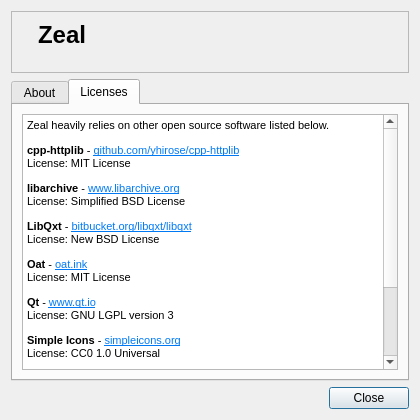
This is src/libs/ui/aboutdialog.ui in zealdocs/zeal as Qt 5 draws it before an edit. The edited form follows.
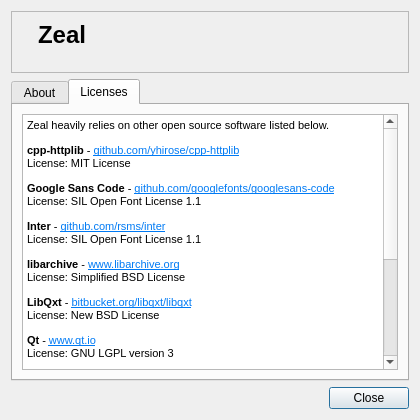
This is the edited form. The open tabs and pages were chosen to show the change.

Commit message: fix(ui): credit bundled fonts, drop Oat

Patch:
```diff
--- a/src/libs/ui/aboutdialog.ui
+++ b/src/libs/ui/aboutdialog.ui
@@ -112,11 +112,13 @@
 &lt;/style&gt;&lt;/head&gt;&lt;body style=&quot; font-family:'Roboto'; font-size:10pt; font-weight:400; font-style:normal;&quot;&gt;
 &lt;p style=&quot; margin-top:12px; margin-bottom:12px; margin-left:0px; margin-right:0px; -qt-block-indent:0; text-indent:0px;&quot;&gt;&lt;span style=&quot; font-family:'MS Shell Dlg 2'; font-size:8.25pt;&quot;&gt;Zeal heavily relies on other open source software listed below.&lt;/span&gt;&lt;/p&gt;
 &lt;p style=&quot; margin-top:12px; margin-bottom:12px; margin-left:0px; margin-right:0px; -qt-block-indent:0; text-indent:0px;&quot;&gt;&lt;span style=&quot; font-family:'MS Shell Dlg 2'; font-size:8.25pt; font-weight:600;&quot;&gt;cpp-httplib&lt;/span&gt;&lt;span style=&quot; font-family:'MS Shell Dlg 2'; font-size:8.25pt;&quot;&gt; - &lt;/span&gt;&lt;a href=&quot;https://github.com/yhirose/cpp-httplib&quot;&gt;&lt;span style=&quot; font-family:'MS Shell Dlg 2'; font-size:8.25pt; text-decoration: underline; color:#007af4;&quot;&gt;github.com/yhirose/cpp-httplib&lt;/span&gt;&lt;/a&gt;&lt;span style=&quot; font-family:'MS Shell Dlg 2'; font-size:8.25pt;&quot;&gt;&lt;br /&gt;License: MIT License&lt;/span&gt;&lt;/p&gt;
+&lt;p style=&quot; margin-top:12px; margin-bottom:12px; margin-left:0px; margin-right:0px; -qt-block-indent:0; text-indent:0px;&quot;&gt;&lt;span style=&quot; font-family:'MS Shell Dlg 2'; font-size:8.25pt; font-weight:600;&quot;&gt;Google Sans Code&lt;/span&gt;&lt;span style=&quot; font-family:'MS Shell Dlg 2'; font-size:8.25pt;&quot;&gt; - &lt;/span&gt;&lt;a href=&quot;https://github.com/googlefonts/googlesans-code&quot;&gt;&lt;span style=&quot; font-family:'MS Shell Dlg 2'; font-size:8.25pt; text-decoration: underline; color:#007af4;&quot;&gt;github.com/googlefonts/googlesans-code&lt;/span&gt;&lt;/a&gt;&lt;span style=&quot; font-family:'MS Shell Dlg 2'; font-size:8.25pt;&quot;&gt;&lt;br /&gt;License: SIL Open Font License 1.1&lt;/span&gt;&lt;/p&gt;
+&lt;p style=&quot; margin-top:12px; margin-bottom:12px; margin-left:0px; margin-right:0px; -qt-block-indent:0; text-indent:0px;&quot;&gt;&lt;span style=&quot; font-family:'MS Shell Dlg 2'; font-size:8.25pt; font-weight:600;&quot;&gt;Inter&lt;/span&gt;&lt;span style=&quot; font-family:'MS Shell Dlg 2'; font-size:8.25pt;&quot;&gt; - &lt;/span&gt;&lt;a href=&quot;https://github.com/rsms/inter&quot;&gt;&lt;span style=&quot; font-family:'MS Shell Dlg 2'; font-size:8.25pt; text-decoration: underline; color:#007af4;&quot;&gt;github.com/rsms/inter&lt;/span&gt;&lt;/a&gt;&lt;span style=&quot; font-family:'MS Shell Dlg 2'; font-size:8.25pt;&quot;&gt;&lt;br /&gt;License: SIL Open Font License 1.1&lt;/span&gt;&lt;/p&gt;
 &lt;p style=&quot; margin-top:12px; margin-bottom:12px; margin-left:0px; margin-right:0px; -qt-block-indent:0; text-indent:0px;&quot;&gt;&lt;span style=&quot; font-family:'MS Shell Dlg 2'; font-size:8.25pt; font-weight:600;&quot;&gt;libarchive&lt;/span&gt;&lt;span style=&quot; font-family:'MS Shell Dlg 2'; font-size:8.25pt;&quot;&gt; - &lt;/span&gt;&lt;a href=&quot;https://www.libarchive.org/&quot;&gt;&lt;span style=&quot; font-family:'MS Shell Dlg 2'; font-size:8.25pt; text-decoration: underline; color:#007af4;&quot;&gt;www.libarchive.org&lt;/span&gt;&lt;/a&gt;&lt;span style=&quot; font-family:'MS Shell Dlg 2'; font-size:8.25pt;&quot;&gt;&lt;br /&gt;License: Simplified BSD License&lt;/span&gt;&lt;/p&gt;
 &lt;p style=&quot; margin-top:12px; margin-bottom:12px; margin-left:0px; margin-right:0px; -qt-block-indent:0; text-indent:0px;&quot;&gt;&lt;span style=&quot; font-family:'MS Shell Dlg 2'; font-size:8.25pt; font-weight:600;&quot;&gt;LibQxt&lt;/span&gt;&lt;span style=&quot; font-family:'MS Shell Dlg 2'; font-size:8.25pt;&quot;&gt; - &lt;/span&gt;&lt;a href=&quot;https://bitbucket.org/libqxt/libqxt&quot;&gt;&lt;span style=&quot; font-family:'MS Shell Dlg 2'; font-size:8.25pt; text-decoration: underline; color:#007af4;&quot;&gt;bitbucket.org/libqxt/libqxt&lt;/span&gt;&lt;/a&gt;&lt;span style=&quot; font-family:'MS Shell Dlg 2'; font-size:8.25pt;&quot;&gt;&lt;br /&gt;License: New BSD License&lt;/span&gt;&lt;/p&gt;
-&lt;p style=&quot; margin-top:12px; margin-bottom:12px; margin-left:0px; margin-right:0px; -qt-block-indent:0; text-indent:0px;&quot;&gt;&lt;span style=&quot; font-family:'MS Shell Dlg 2'; font-size:8.25pt; font-weight:600;&quot;&gt;Oat&lt;/span&gt;&lt;span style=&quot; font-family:'MS Shell Dlg 2'; font-size:8.25pt;&quot;&gt; - &lt;/span&gt;&lt;a href=&quot;https://oat.ink/&quot;&gt;&lt;span style=&quot; font-family:'MS Shell Dlg 2'; font-size:8.25pt; text-decoration: underline; color:#007af4;&quot;&gt;oat.ink&lt;/span&gt;&lt;/a&gt;&lt;span style=&quot; font-family:'MS Shell Dlg 2'; font-size:8.25pt;&quot;&gt;&lt;br /&gt;License: MIT License&lt;/span&gt;&lt;/p&gt;
 &lt;p style=&quot; margin-top:12px; margin-bottom:12px; margin-left:0px; margin-right:0px; -qt-block-indent:0; text-indent:0px;&quot;&gt;&lt;span style=&quot; font-family:'MS Shell Dlg 2'; font-size:8.25pt; font-weight:600;&quot;&gt;Qt&lt;/span&gt;&lt;span style=&quot; font-family:'MS Shell Dlg 2'; font-size:8.25pt;&quot;&gt; - &lt;/span&gt;&lt;a href=&quot;https://www.qt.io/&quot;&gt;&lt;span style=&quot; font-family:'MS Shell Dlg 2'; font-size:8.25pt; text-decoration: underline; color:#007af4;&quot;&gt;www.qt.io&lt;/span&gt;&lt;/a&gt;&lt;span style=&quot; font-family:'MS Shell Dlg 2'; font-size:8.25pt;&quot;&gt;&lt;br /&gt;License: GNU LGPL version 3&lt;/span&gt;&lt;/p&gt;
 &lt;p style=&quot; margin-top:12px; margin-bottom:12px; margin-left:0px; margin-right:0px; -qt-block-indent:0; text-indent:0px;&quot;&gt;&lt;span style=&quot; font-family:'MS Shell Dlg 2'; font-size:8.25pt; font-weight:600;&quot;&gt;Simple Icons&lt;/span&gt;&lt;span style=&quot; font-family:'MS Shell Dlg 2'; font-size:8.25pt;&quot;&gt; - &lt;/span&gt;&lt;a href=&quot;https://simpleicons.org/&quot;&gt;&lt;span style=&quot; font-family:'MS Shell Dlg 2'; font-size:8.25pt; text-decoration: underline; color:#007af4;&quot;&gt;simpleicons.org&lt;/span&gt;&lt;/a&gt;&lt;span style=&quot; font-family:'MS Shell Dlg 2'; font-size:8.25pt;&quot;&gt;&lt;br /&gt;License: CC0 1.0 Universal&lt;/span&gt;&lt;/p&gt;
+&lt;p style=&quot; margin-top:12px; margin-bottom:12px; margin-left:0px; margin-right:0px; -qt-block-indent:0; text-indent:0px;&quot;&gt;&lt;span style=&quot; font-family:'MS Shell Dlg 2'; font-size:8.25pt; font-weight:600;&quot;&gt;Source Serif 4&lt;/span&gt;&lt;span style=&quot; font-family:'MS Shell Dlg 2'; font-size:8.25pt;&quot;&gt; - &lt;/span&gt;&lt;a href=&quot;https://github.com/adobe-fonts/source-serif&quot;&gt;&lt;span style=&quot; font-family:'MS Shell Dlg 2'; font-size:8.25pt; text-decoration: underline; color:#007af4;&quot;&gt;github.com/adobe-fonts/source-serif&lt;/span&gt;&lt;/a&gt;&lt;span style=&quot; font-family:'MS Shell Dlg 2'; font-size:8.25pt;&quot;&gt;&lt;br /&gt;License: SIL Open Font License 1.1&lt;/span&gt;&lt;/p&gt;
 &lt;p style=&quot; margin-top:12px; margin-bottom:12px; margin-left:0px; margin-right:0px; -qt-block-indent:0; text-indent:0px;&quot;&gt;&lt;span style=&quot; font-family:'MS Shell Dlg 2'; font-size:8.25pt; font-weight:600;&quot;&gt;SQLite&lt;/span&gt;&lt;span style=&quot; font-family:'MS Shell Dlg 2'; font-size:8.25pt;&quot;&gt; - &lt;/span&gt;&lt;a href=&quot;https://www.sqlite.org/&quot;&gt;&lt;span style=&quot; font-family:'MS Shell Dlg 2'; font-size:8.25pt; text-decoration: underline; color:#007af4;&quot;&gt;www.sqlite.org&lt;/span&gt;&lt;/a&gt;&lt;span style=&quot; font-family:'MS Shell Dlg 2'; font-size:8.25pt;&quot;&gt;&lt;br /&gt;License: Public Domain&lt;/span&gt;&lt;/p&gt;
 &lt;p style=&quot; margin-top:12px; margin-bottom:12px; margin-left:0px; margin-right:0px; -qt-block-indent:0; text-indent:0px;&quot;&gt;&lt;span style=&quot; font-family:'MS Shell Dlg 2'; font-size:8.25pt; font-weight:600;&quot;&gt;Tabler Icons&lt;/span&gt;&lt;span style=&quot; font-family:'MS Shell Dlg 2'; font-size:8.25pt;&quot;&gt; - &lt;/span&gt;&lt;a href=&quot;https://tabler.io/icons&quot;&gt;&lt;span style=&quot; font-family:'MS Shell Dlg 2'; font-size:8.25pt; text-decoration: underline; color:#007af4;&quot;&gt;tabler.io/icons&lt;/span&gt;&lt;/a&gt;&lt;span style=&quot; font-family:'MS Shell Dlg 2'; font-size:8.25pt;&quot;&gt;&lt;br /&gt;License: MIT License&lt;/span&gt;&lt;/p&gt;
 &lt;p style=&quot; margin-top:12px; margin-bottom:12px; margin-left:0px; margin-right:0px; -qt-block-indent:0; text-indent:0px;&quot;&gt;&lt;span style=&quot; font-family:'MS Shell Dlg 2'; font-size:8.25pt; font-weight:600;&quot;&gt;toml++&lt;/span&gt;&lt;span style=&quot; font-family:'MS Shell Dlg 2'; font-size:8.25pt;&quot;&gt; - &lt;/span&gt;&lt;a href=&quot;https://github.com/marzer/tomlplusplus&quot;&gt;&lt;span style=&quot; font-family:'MS Shell Dlg 2'; font-size:8.25pt; text-decoration: underline; color:#007af4;&quot;&gt;github.com/marzer/tomlplusplus&lt;/span&gt;&lt;/a&gt;&lt;span style=&quot; font-family:'MS Shell Dlg 2'; font-size:8.25pt;&quot;&gt;&lt;br /&gt;License: MIT License&lt;/span&gt;&lt;/p&gt;&lt;/body&gt;&lt;/html&gt;</string>
```
